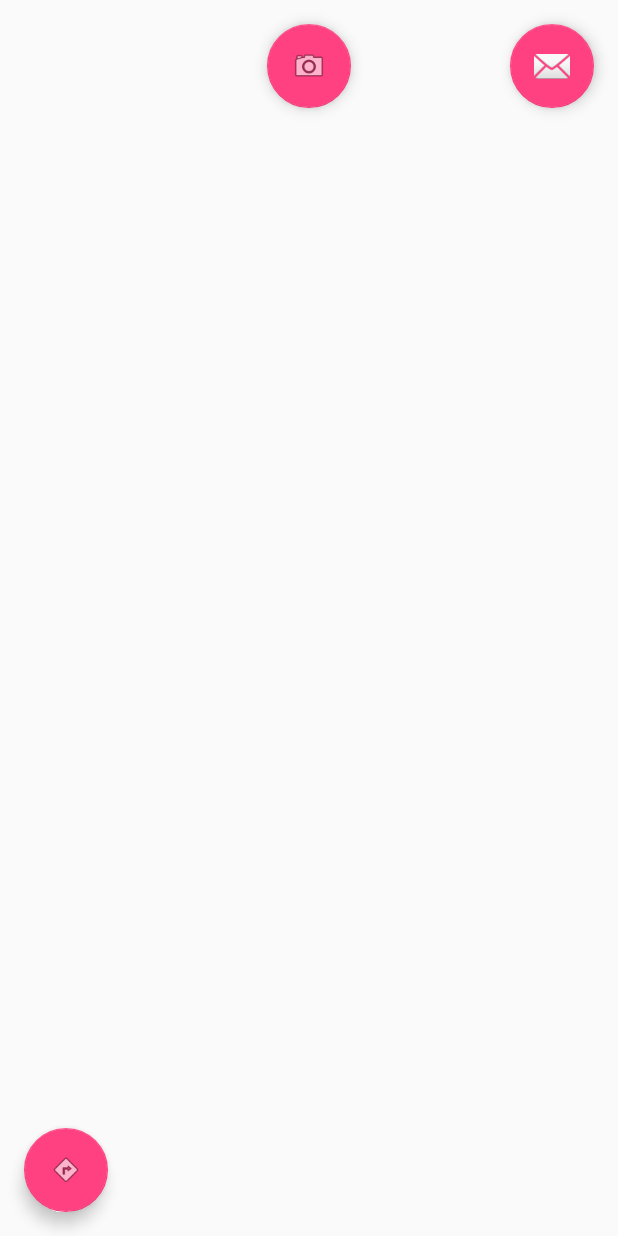
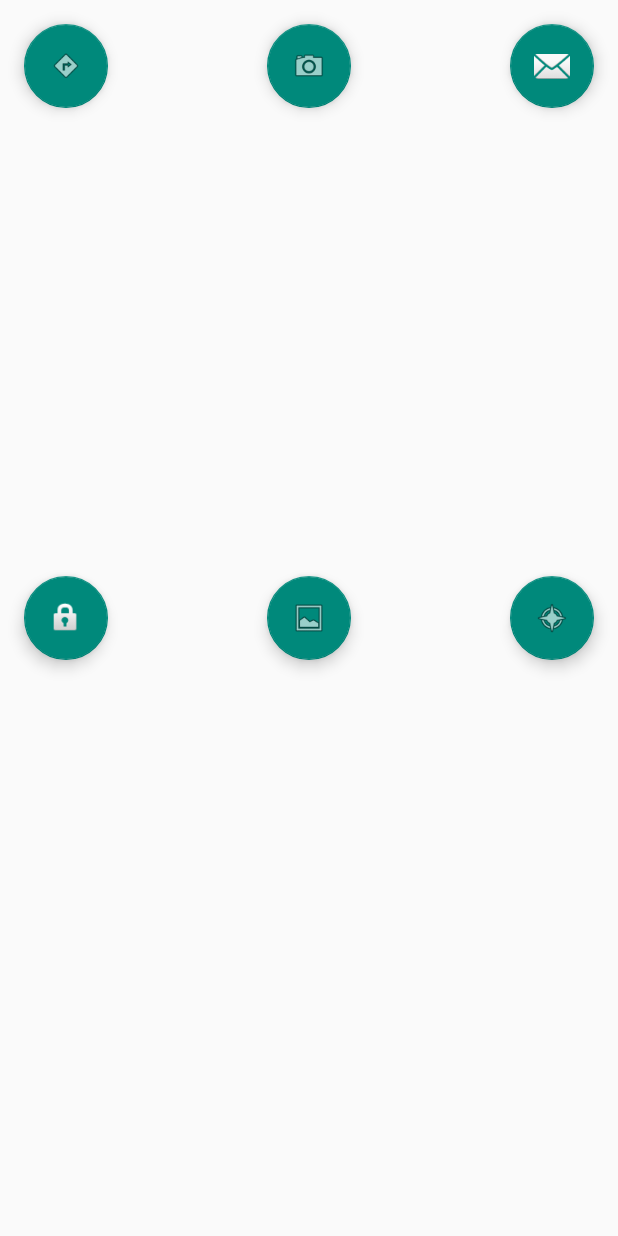
Before and after one commit to ga-adi/Notifications-HW, an Android app: the screen it shows after launch (MainActivity), on a phone screen of 412 x 824 dp. Run offline under Robolectric (Android 15) with nearby library versions, the phone set to English and light mode, and no system bars.

Commit message:
Everything should be merged

```diff
--- a/NotificationsHomeworkFinal/app/src/main/res/layout/activity_main.xml
+++ b/NotificationsHomeworkFinal/app/src/main/res/layout/activity_main.xml
@@ -21,7 +21,7 @@
     <android.support.design.widget.FloatingActionButton
         android:layout_width="wrap_content"
         android:layout_height="wrap_content"
-        android:layout_gravity="bottom|start"
+        android:layout_gravity="top|left"
         android:id="@+id/seamless_fab"
         android:layout_margin="@dimen/fab_margin"
         android:src="@android:drawable/ic_menu_directions"/>
@@ -34,4 +34,28 @@
         android:id="@+id/dinner_with_mike_fab"
         android:src="@android:drawable/ic_menu_camera"/>
 
+    <android.support.design.widget.FloatingActionButton
+        android:id="@+id/fab0"
+        android:layout_width="wrap_content"
+        android:layout_height="wrap_content"
+        android:layout_gravity="center|left"
+        android:layout_margin="@dimen/fab_margin"
+        android:src="@android:drawable/ic_lock_idle_lock" />
+
+    <android.support.design.widget.FloatingActionButton
+        android:id="@+id/fab1"
+        android:layout_width="wrap_content"
+        android:layout_height="wrap_content"
+        android:layout_gravity="center|center"
+        android:layout_margin="@dimen/fab_margin"
+        android:src="@android:drawable/ic_menu_gallery" />
+
+    <android.support.design.widget.FloatingActionButton
+        android:id="@+id/fab2"
+        android:layout_width="wrap_content"
+        android:layout_height="wrap_content"
+        android:layout_gravity="center|right"
+        android:layout_margin="@dimen/fab_margin"
+        android:src="@android:drawable/ic_menu_compass" />
+
 </android.support.design.widget.CoordinatorLayout>
--- a/NotificationsHomeworkFinal/app/src/main/res/values/colors.xml
+++ b/NotificationsHomeworkFinal/app/src/main/res/values/colors.xml
@@ -1,6 +1,6 @@
 <?xml version="1.0" encoding="utf-8"?>
 <resources>
-    <color name="colorPrimary">#3F51B5</color>
-    <color name="colorPrimaryDark">#303F9F</color>
-    <color name="colorAccent">#FF4081</color>
+    <color name="colorPrimary">#D32F2F</color>
+    <color name="colorPrimaryDark">#B71C1C</color>
+    <color name="colorAccent">#00897B</color>
 </resources>
```
Also changed, not shown: NotificationsHomeworkFinal/app/src/main/java/com/example/notificationshomeworkfinal/MainActivity.java (+77 -27 lines), 2 other files.
